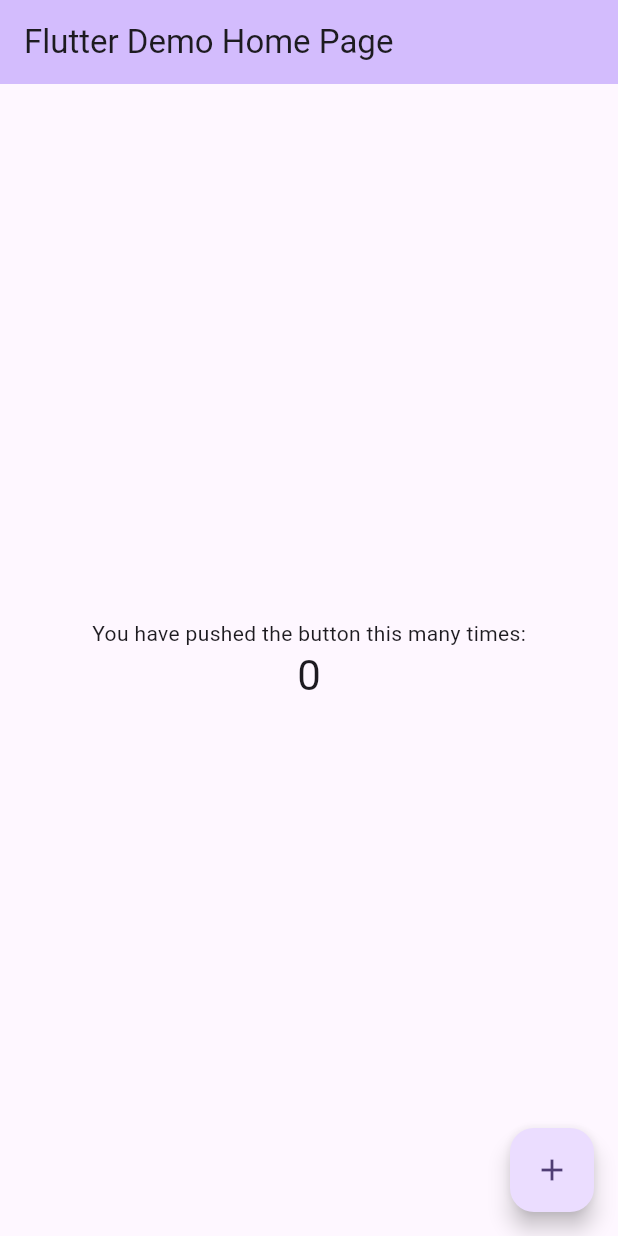
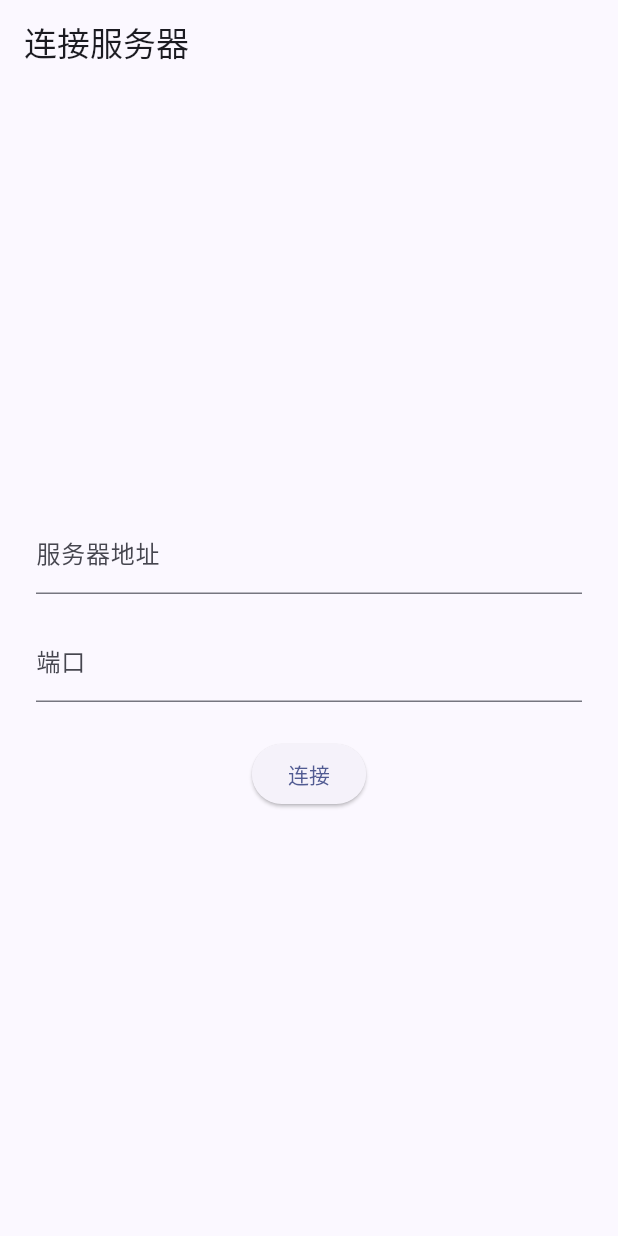
Before and after one commit to inkOrCloud/echo-vault-app, a Flutter app: the screen it shows after launch, on a phone screen of 412 x 824 dp. Run offline on Flutter 3.47's test engine with Material 3 defaults, Android fonts, the light colour scheme and no system bars; our stand-ins replace flutter_riverpod, go_router, shared_preferences; missing offline and left inert: grpc.

Commit message:
feat: complete Phase 6 - auth UI, router, database, all TDD

```diff
--- /dev/null
+++ b/lib/features/setup/server_setup_page.dart
@@ -0,0 +1,36 @@
+import 'package:flutter/material.dart';
+
+class ServerSetupPage extends StatelessWidget {
+  const ServerSetupPage({super.key});
+
+  @override
+  Widget build(BuildContext context) {
+    return Scaffold(
+      appBar: AppBar(title: const Text('连接服务器')),
+      body: Padding(
+        padding: const EdgeInsets.all(24),
+        child: Column(
+          mainAxisAlignment: MainAxisAlignment.center,
+          children: [
+            TextField(
+              decoration: const InputDecoration(
+                labelText: '服务器地址',
+                hintText: '192.168.1.100',
+              ),
+            ),
+            const SizedBox(height: 16),
+            TextField(
+              decoration: const InputDecoration(labelText: '端口', hintText: '9090'),
+              keyboardType: TextInputType.number,
+            ),
+            const SizedBox(height: 24),
+            ElevatedButton(
+              onPressed: () {},
+              child: const Text('连接'),
+            ),
+          ],
+        ),
+      ),
+    );
+  }
+}
--- a/lib/main.dart
+++ b/lib/main.dart
@@ -1,122 +1,24 @@
 import 'package:flutter/material.dart';
+import 'package:flutter_riverpod/flutter_riverpod.dart';
+import 'package:echo_vault_app/router.dart';
 
 void main() {
-  runApp(const MyApp());
+  runApp(const ProviderScope(child: EchoVaultApp()));
 }
 
-class MyApp extends StatelessWidget {
-  const MyApp({super.key});
+class EchoVaultApp extends ConsumerWidget {
+  const EchoVaultApp({super.key});
 
-  // This widget is the root of your application.
   @override
-  Widget build(BuildContext context) {
-    return MaterialApp(
-      title: 'Flutter Demo',
+  Widget build(BuildContext context, WidgetRef ref) {
+    final router = ref.watch(routerProvider);
+    return MaterialApp.router(
+      title: 'EchoVault — 音匣',
       theme: ThemeData(
-        // This is the theme of your application.
-        //
-        // TRY THIS: Try running your application with "flutter run". You'll see
-        // the application has a purple toolbar. Then, without quitting the app,
-        // try changing the seedColor in the colorScheme below to Colors.green
-        // and then invoke "hot reload" (save your changes or press the "hot
-        // reload" button in a Flutter-supported IDE, or press "r" if you used
-        // the command line to start the app).
-        //
-        // Notice that the counter didn't reset back to zero; the application
-        // state is not lost during the reload. To reset the state, use hot
-        // restart instead.
-        //
-        // This works for code too, not just values: Most code changes can be
-        // tested with just a hot reload.
-        colorScheme: .fromSeed(seedColor: Colors.deepPurple),
+        colorSchemeSeed: Colors.indigo,
+        useMaterial3: true,
       ),
-      home: const MyHomePage(title: 'Flutter Demo Home Page'),
+      routerConfig: router,
     );
   }
 }
-
-class MyHomePage extends StatefulWidget {
-  const MyHomePage({super.key, required this.title});
-
-  // This widget is the home page of your application. It is stateful, meaning
-  // that it has a State object (defined below) that contains fields that affect
-  // how it looks.
-
-  // This class is the configuration for the state. It holds the values (in this
-  // case the title) provided by the parent (in this case the App widget) and
-  // used by the build method of the State. Fields in a Widget subclass are
-  // always marked "final".
-
-  final String title;
-
-  @override
-  State<MyHomePage> createState() => _MyHomePageState();
-}
-
-class _MyHomePageState extends State<MyHomePage> {
-  int _counter = 0;
-
-  void _incrementCounter() {
-    setState(() {
-      // This call to setState tells the Flutter framework that something has
-      // changed in this State, which causes it to rerun the build method below
-      // so that the display can reflect the updated values. If we changed
-      // _counter without calling setState(), then the build method would not be
-      // called again, and so nothing would appear to happen.
-      _counter++;
-    });
-  }
-
-  @override
-  Widget build(BuildContext context) {
-    // This method is rerun every time setState is called, for instance as done
-    // by the _incrementCounter method above.
-    //
-    // The Flutter framework has been optimized to make rerunning build methods
-    // fast, so that you can just rebuild anything that needs updating rather
-    // than having to individually change instances of widgets.
-    return Scaffold(
-      appBar: AppBar(
-        // TRY THIS: Try changing the color here to a specific color (to
-        // Colors.amber, perhaps?) and trigger a hot reload to see the AppBar
-        // change color while the other colors stay the same.
-        backgroundColor: Theme.of(context).colorScheme.inversePrimary,
-        // Here we take the value from the MyHomePage object that was created by
-        // the App.build method, and use it to set our appbar title.
-        title: Text(widget.title),
-      ),
-      body: Center(
-        // Center is a layout widget. It takes a single child and positions it
-        // in the middle of the parent.
-        child: Column(
-          // Column is also a layout widget. It takes a list of children and
-          // arranges them vertically. By default, it sizes itself to fit its
-          // children horizontally, and tries to be as tall as its parent.
-          //
-          // Column has various properties to control how it sizes itself and
-          // how it positions its children. Here we use mainAxisAlignment to
-          // center the children vertically; the main axis here is the vertical
-          // axis because Columns are vertical (the cross axis would be
-          // horizontal).
-          //
-          // TRY THIS: Invoke "debug painting" (choose the "Toggle Debug Paint"
-          // action in the IDE, or press "p" in the console), to see the
-          // wireframe for each widget.
-          mainAxisAlignment: .center,
-          children: [
-            const Text('You have pushed the button this many times:'),
-            Text(
-              '$_counter',
-              style: Theme.of(context).textTheme.headlineMedium,
-            ),
-          ],
-        ),
-      ),
-      floatingActionButton: FloatingActionButton(
-        onPressed: _incrementCounter,
-        tooltip: 'Increment',
-        child: const Icon(Icons.add),
-      ),
-    );
-  }
-}
--- /dev/null
+++ b/lib/router.dart
@@ -0,0 +1,37 @@
+import 'package:flutter/material.dart';
+import 'package:flutter_riverpod/flutter_riverpod.dart';
+import 'package:go_router/go_router.dart';
+import 'package:echo_vault_app/features/auth/login_page.dart';
+import 'package:echo_vault_app/features/auth/register_page.dart';
+import 'package:echo_vault_app/features/setup/server_setup_page.dart';
+import 'package:echo_vault_app/providers/auth_provider.dart';
+import 'package:echo_vault_app/providers/server_provider.dart';
+
+final routerProvider = Provider<GoRouter>((ref) {
+  final authState = ref.watch(authProvider);
+  final serverConfig = ref.watch(serverConfigProvider);
+
+  return GoRouter(
+    initialLocation: '/login',
+    redirect: (context, state) {
+      final loggedIn = authState.status == AuthStatus.authenticated;
+      final configured = serverConfig != null;
+
+      if (!configured && state.matchedLocation != '/setup') return '/setup';
+      if (configured && !loggedIn && state.matchedLocation != '/login' &&
+          state.matchedLocation != '/register') return '/login';
+      return null;
+    },
+    routes: [
+      GoRoute(path: '/setup', builder: (_, __) => const ServerSetupPage()),
+      GoRoute(path: '/login', builder: (_, __) => const LoginPage()),
+      GoRoute(path: '/register', builder: (_, __) => const RegisterPage()),
+      GoRoute(
+        path: '/',
+        builder: (_, __) => const Scaffold(
+          body: Center(child: Text('EchoVault — 音匣')),
+        ),
+      ),
+    ],
+  );
+});
--- a/pubspec.yaml
+++ b/pubspec.yaml
@@ -22,6 +22,8 @@ dependencies:
   just_audio: ^0.9.42
   shared_preferences: ^2.3.4
   cupertino_icons: ^1.0.8
+  sqflite: ^2.4.3
+  sqflite_common_ffi: ^2.4.2
 
 dev_dependencies:
   flutter_test:
```
Also changed, not shown: lib/core/db/database.dart (added, +17 -0 lines), lib/features/auth/login_page.dart (added, +35 -0 lines), lib/features/auth/register_page.dart (added, +37 -0 lines), 6 other files.
